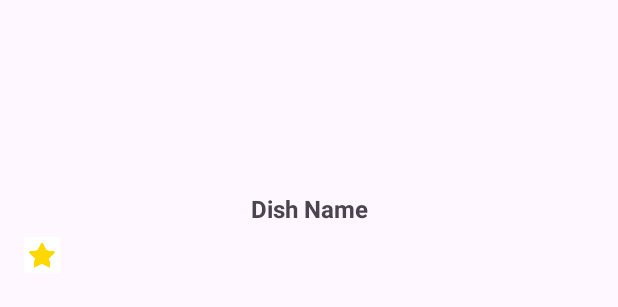
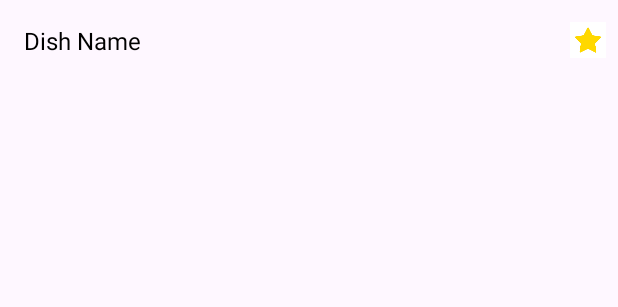
Before and after one commit to boakang/Lab02-25, an Android app: the layout item_dish.xml on its own in the app's theme, with its tools: preview values and no code run, on a phone screen of 412 x 824 dp. Shown: the top 307 px of the screen. Run offline under Robolectric (Android 15) with nearby library versions, the phone set to English and light mode, and no system bars.

Commit message:
test push remote moi

```diff
--- a/app/src/main/res/layout/item_dish.xml
+++ b/app/src/main/res/layout/item_dish.xml
@@ -1,32 +1,26 @@
-<?xml version="1.0" encoding="utf-8"?>
-<LinearLayout xmlns:android="http://schemas.android.com/apk/res/android"
+<LinearLayout
+    xmlns:android="http://schemas.android.com/apk/res/android"
     android:layout_width="match_parent"
     android:layout_height="wrap_content"
-    android:orientation="vertical"
+    android:orientation="horizontal"
     android:padding="8dp">
 
-    <ImageView
-        android:id="@+id/imgDish"
-        android:layout_width="match_parent"
-        android:layout_height="120dp"
-        android:scaleType="centerCrop" />
-
+    <!-- Tên món ăn -->
     <TextView
         android:id="@+id/txtDishName"
-        android:layout_width="match_parent"
+        android:layout_width="0dp"
         android:layout_height="wrap_content"
+        android:layout_weight="1"
         android:text="Dish Name"
         android:textSize="16sp"
-        android:textStyle="bold"
-        android:gravity="center" />
+        android:textColor="@android:color/black"
+        android:padding="8dp"/>
 
+    <!-- Ngôi sao -->
     <ImageView
-        android:id="@+id/imgPromotion"
+        android:id="@+id/imgStar"
         android:layout_width="24dp"
         android:layout_height="24dp"
-        android:layout_alignParentEnd="true"
-        android:layout_margin="8dp"
-        android:src="@drawable/ic_star" />
-
-
+        android:src="@drawable/ic_star"
+        android:layout_gravity="center_vertical"/>
 </LinearLayout>
```
Also changed, not shown: app/src/main/java/com/example/th25/MainActivity.java (line endings or trailing spaces).
